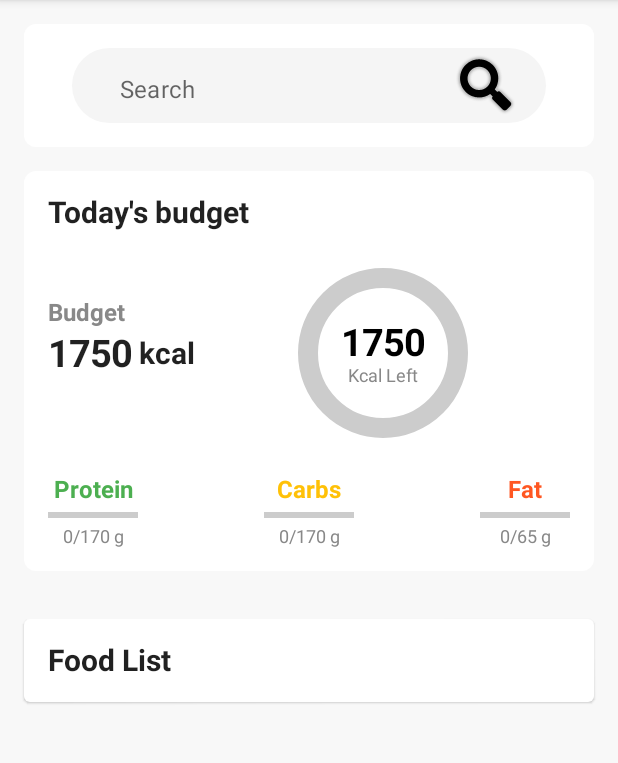
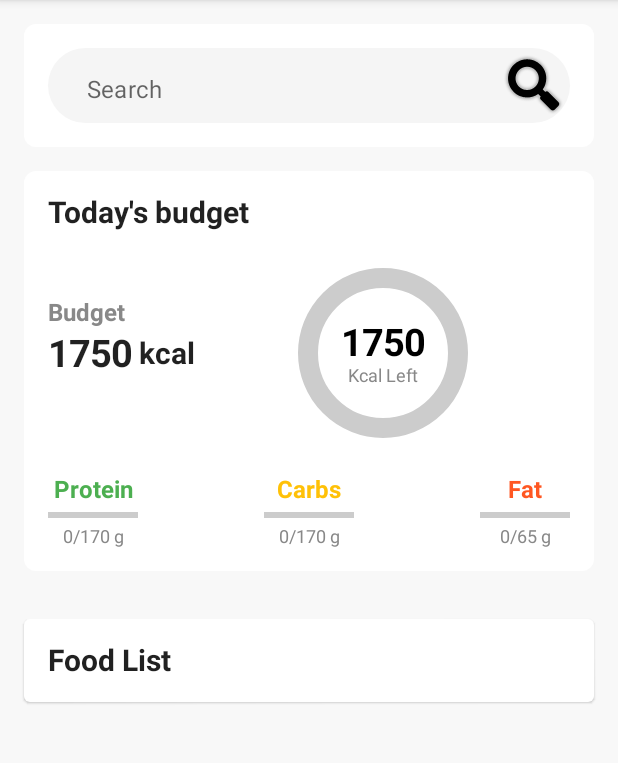
Before and after one commit to C4sse/baobab, an Android app built with Jetpack Compose: the screen it shows after launch (MainActivity), on a phone screen of 412 x 824 dp, the part 84-847 px from its top. Run offline under Robolectric (Android 15) with nearby library versions, the phone set to English and light mode, and no system bars; our stand-ins replace Dagger/Hilt's generated code, livedata-compose.

```diff
--- a/app/src/main/java/com/example/caloriesapp/data/model/Food.kt
+++ b/app/src/main/java/com/example/caloriesapp/data/model/Food.kt
@@ -1,11 +1,13 @@
 package com.example.caloriesapp.data.model
 
 import kotlinx.serialization.Serializable
+import java.util.UUID
 
 @Serializable
 data class Food(
-    val name: String,
-    val calories: Float,
+    val id: String = UUID.randomUUID().toString(),
+    val name: String = "",
+    val calories: Double = 0.0,
     val serving_size_g: Double = 0.0,
     val fat_total_g: Double = 0.0,
     val protein_g: Double = 0.0,
--- a/app/src/main/java/com/example/caloriesapp/domain/viewmodel/AutoCompleteTextField.kt
+++ b/app/src/main/java/com/example/caloriesapp/domain/viewmodel/AutoCompleteTextField.kt
@@ -3,7 +3,7 @@ package com.example.caloriesapp.domain.viewmodel
 import androidx.compose.foundation.background
 import androidx.compose.foundation.layout.Arrangement
 import androidx.compose.foundation.layout.Box
-import androidx.compose.foundation.layout.Row
+import androidx.compose.foundation.layout.Column
 import androidx.compose.foundation.layout.fillMaxWidth
 import androidx.compose.foundation.layout.height
 import androidx.compose.foundation.layout.padding
@@ -44,20 +44,25 @@ fun AutoCompleteTextField(
         expanded = false
     }
 
-    Box(
-        modifier = Modifier
+    Box(modifier = Modifier
         .fillMaxWidth()
         .height(50.dp)
-            .padding(horizontal = 16.dp)
+        .padding(0.dp,0.dp)
         .background(Color(0xFFF5F5F5), shape = CircleShape),
         contentAlignment = Alignment.Center
     ) {
-        Row(
-            modifier = Modifier
-                .fillMaxWidth()
-                .padding(horizontal = 16.dp),
-            verticalAlignment = Alignment.CenterVertically,
-            horizontalArrangement = Arrangement.SpaceBetween
+        Column(
+            modifier = Modifier.fillMaxWidth(),
+            verticalArrangement = Arrangement.Center, // Center vertically
+            horizontalAlignment = Alignment.Start // Center horizontally if needed
+        ) {
+            ExposedDropdownMenuBox(
+                expanded = expanded,
+                onExpandedChange = {
+                    if (filteredSuggestions.isNotEmpty()) {
+                        expanded = !expanded
+                    }
+                }
             ) {
                 TextField(
                     value = query,
@@ -68,7 +73,8 @@ fun AutoCompleteTextField(
                     placeholder = { Text("Search") },
                     modifier = Modifier
                         .weight(1f)
-                    .background(Color.Transparent),
+                        .background(Color.Transparent)
+                        .padding(10.dp, 0.dp),
                     colors = TextFieldDefaults.textFieldColors(
                         backgroundColor = Color.Transparent,
                         focusedIndicatorColor = Color.Transparent,
@@ -78,29 +84,6 @@ fun AutoCompleteTextField(
                     ),
                     textStyle = LocalTextStyle.current.copy(fontSize = 16.sp)
                 )
-
-            IconButton(
-                onClick = {
-                    onSuggestionSelected(query)
-                    onQueryChanged("")
-                    expanded = false
-                }
-            ) {
-                Icon(
-                    painter = painterResource(id = android.R.drawable.ic_search_category_default),
-                    contentDescription = "Search Icon",
-                    tint = Color.Black
-                )
-            }
-        }
-        ExposedDropdownMenuBox(
-            expanded = expanded,
-            onExpandedChange = {
-                if (filteredSuggestions.isNotEmpty()) {
-                    expanded = !expanded
-                }
-            }
-        ) {
                 ExposedDropdownMenu(
                     expanded = expanded,
                     onDismissRequest = { expanded = false }
@@ -119,4 +102,19 @@ fun AutoCompleteTextField(
                 }
             }
         }
+        IconButton(
+            onClick = {
+                onSuggestionSelected(query)
+                onQueryChanged("")
+                expanded = false
+            },
+            modifier = Modifier.align(Alignment.CenterEnd) // Align the IconButton to the end
+        ) {
+            Icon(
+                painter = painterResource(id = android.R.drawable.ic_search_category_default),
+                contentDescription = "Search Icon",
+                tint = Color.Black
+            )
         }
+    }
+}
```
Also changed, not shown: app/src/main/java/com/example/caloriesapp/domain/viewmodel/FoodViewModel.kt (+9 -1 lines), app/src/main/java/com/example/caloriesapp/ui/LandingScreen.kt (+78 -11 lines). Lines whose indentation alone changed are shown as unchanged.
